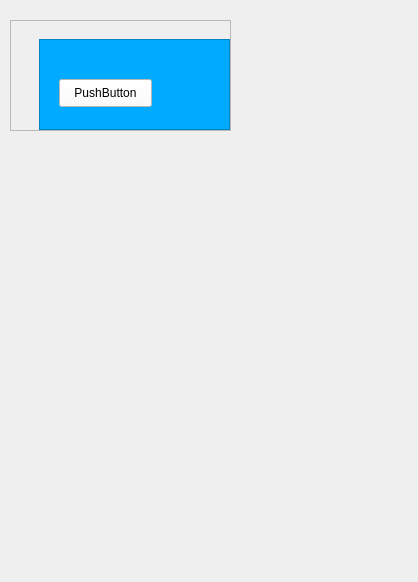
Before: the Qt Designer form UI/frame.ui in michael11315/PyQt4, drawn with Qt 5.
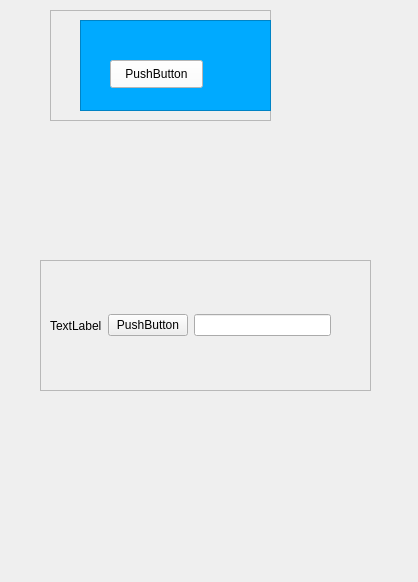
After: the same form once the commit is applied.

What changed in the file:
```diff
--- a/UI/frame.ui
+++ b/UI/frame.ui
@@ -16,8 +16,8 @@
   <widget class="QFrame" name="frame">
    <property name="geometry">
     <rect>
-     <x>10</x>
-     <y>20</y>
+     <x>50</x>
+     <y>10</y>
      <width>221</width>
      <height>111</height>
     </rect>
@@ -31,8 +31,8 @@
    <widget class="QFrame" name="frame_2">
     <property name="geometry">
      <rect>
-      <x>29</x>
-      <y>19</y>
+      <x>30</x>
+      <y>10</y>
       <width>191</width>
       <height>91</height>
      </rect>
@@ -49,7 +49,7 @@
     <widget class="QPushButton" name="pushButton">
      <property name="geometry">
       <rect>
-       <x>20</x>
+       <x>30</x>
        <y>40</y>
        <width>93</width>
        <height>28</height>
@@ -64,6 +64,64 @@
     </widget>
    </widget>
   </widget>
+  <widget class="QFrame" name="frame_3">
+   <property name="geometry">
+    <rect>
+     <x>40</x>
+     <y>260</y>
+     <width>331</width>
+     <height>131</height>
+    </rect>
+   </property>
+   <property name="frameShape">
+    <enum>QFrame::StyledPanel</enum>
+   </property>
+   <property name="frameShadow">
+    <enum>QFrame::Raised</enum>
+   </property>
+   <widget class="QWidget" name="horizontalLayoutWidget">
+    <property name="geometry">
+     <rect>
+      <x>10</x>
+      <y>20</y>
+      <width>281</width>
+      <height>91</height>
+     </rect>
+    </property>
+    <layout class="QHBoxLayout" name="horizontalLayout">
+     <item>
+      <widget class="QLabel" name="label">
+       <property name="text">
+        <string>TextLabel</string>
+       </property>
+      </widget>
+     </item>
+     <item>
+      <widget class="QPushButton" name="pushButton_2">
+       <property name="text">
+        <string>PushButton</string>
+       </property>
+      </widget>
+     </item>
+     <item>
+      <widget class="QLineEdit" name="lineEdit">
+       <property name="enabled">
+        <bool>true</bool>
+       </property>
+       <property name="baseSize">
+        <size>
+         <width>0</width>
+         <height>0</height>
+        </size>
+       </property>
+       <property name="maxLength">
+        <number>32767</number>
+       </property>
+      </widget>
+     </item>
+    </layout>
+   </widget>
+  </widget>
  </widget>
  <resources/>
  <connections/>
```
